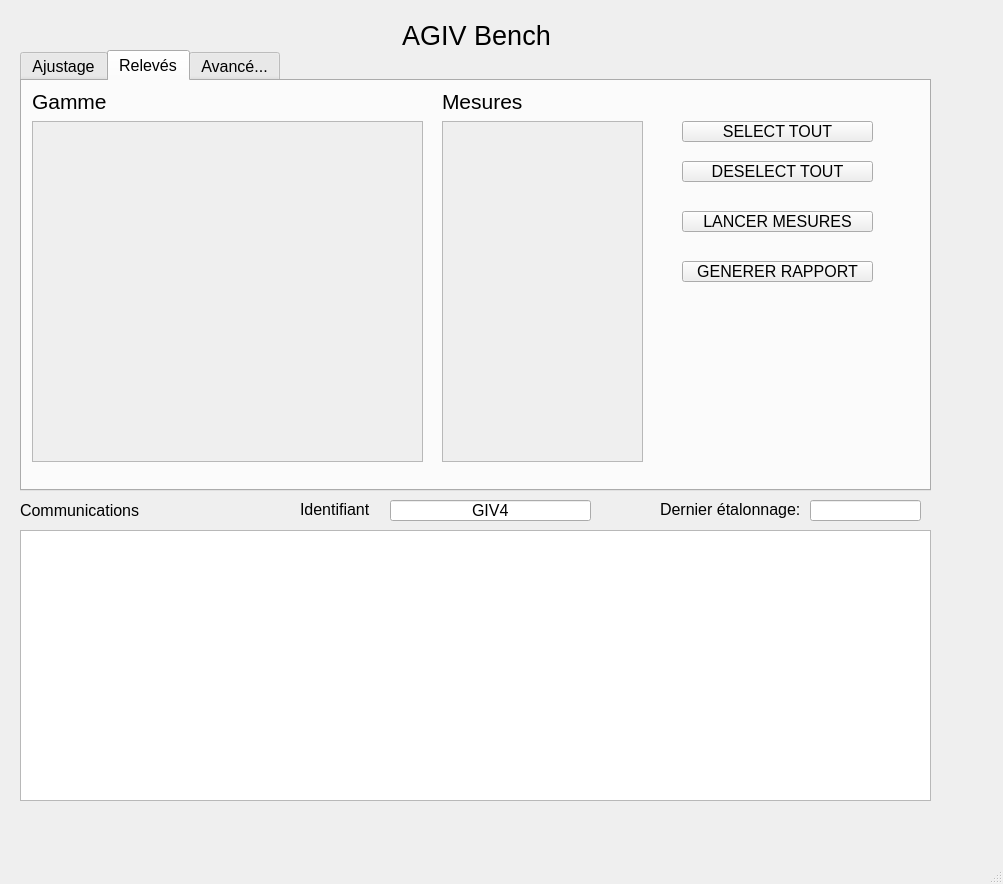
This is Agiv/MainWindow.ui in APuissance3/AGIV as Qt 5 draws it before an edit. The edited form follows.
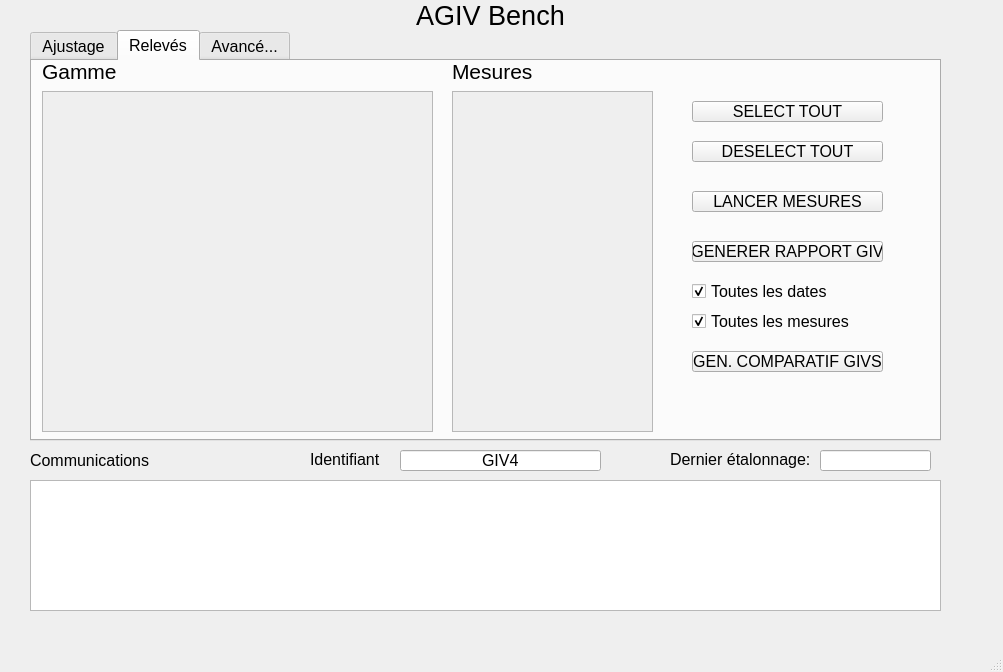
This is the edited form. The open tabs and pages were chosen to show the change.

```diff
--- a/Agiv/MainWindow.ui
+++ b/Agiv/MainWindow.ui
@@ -10,7 +10,7 @@
     <x>0</x>
     <y>0</y>
     <width>1003</width>
-    <height>884</height>
+    <height>672</height>
    </rect>
   </property>
   <property name="font">
@@ -28,10 +28,10 @@
    <widget class="QLabel" name="label_Titre">
     <property name="geometry">
      <rect>
-      <x>96</x>
-      <y>10</y>
+      <x>110</x>
+      <y>0</y>
       <width>761</width>
-      <height>51</height>
+      <height>31</height>
      </rect>
     </property>
     <property name="font">
@@ -52,10 +52,10 @@
    <widget class="QTextEdit" name="QTextConsole">
     <property name="geometry">
      <rect>
-      <x>20</x>
-      <y>530</y>
+      <x>30</x>
+      <y>480</y>
       <width>911</width>
-      <height>271</height>
+      <height>131</height>
      </rect>
     </property>
    </widget>
@@ -65,10 +65,10 @@
     </property>
     <property name="geometry">
      <rect>
-      <x>20</x>
-      <y>50</y>
+      <x>30</x>
+      <y>30</y>
       <width>911</width>
-      <height>441</height>
+      <height>411</height>
      </rect>
     </property>
     <property name="font">
@@ -229,7 +229,7 @@
       <property name="geometry">
        <rect>
         <x>10</x>
-        <y>10</y>
+        <y>0</y>
         <width>81</width>
         <height>21</height>
        </rect>
@@ -247,7 +247,7 @@
       <property name="geometry">
        <rect>
         <x>420</x>
-        <y>40</y>
+        <y>30</y>
         <width>201</width>
         <height>341</height>
        </rect>
@@ -270,7 +270,7 @@
       <property name="geometry">
        <rect>
         <x>10</x>
-        <y>40</y>
+        <y>30</y>
         <width>391</width>
         <height>341</height>
        </rect>
@@ -344,7 +344,7 @@
       <property name="geometry">
        <rect>
         <x>420</x>
-        <y>10</y>
+        <y>0</y>
         <width>81</width>
         <height>21</height>
        </rect>
@@ -374,7 +374,70 @@
        <string/>
       </property>
       <property name="text">
-       <string>GENERER RAPPORT</string>
+       <string>GENERER RAPPORT GIV</string>
+      </property>
+     </widget>
+     <widget class="QCheckBox" name="cBoxLastDate">
+      <property name="geometry">
+       <rect>
+        <x>660</x>
+        <y>220</y>
+        <width>191</width>
+        <height>21</height>
+       </rect>
+      </property>
+      <property name="toolTip">
+       <string>&lt;html&gt;&lt;head/&gt;&lt;body&gt;&lt;p&gt;Si cochée, tous les relevés connus du Giv sont présent dans le rapport, avec un onglet pour chaque date. Si décochée, on n'affichera que la dernière date de relevés.&lt;/p&gt;&lt;/body&gt;&lt;/html&gt;</string>
+      </property>
+      <property name="styleSheet">
+       <string notr="true"/>
+      </property>
+      <property name="text">
+       <string>Toutes les dates</string>
+      </property>
+      <property name="checked">
+       <bool>true</bool>
+      </property>
+     </widget>
+     <widget class="QCheckBox" name="cBoxLastSequence">
+      <property name="geometry">
+       <rect>
+        <x>660</x>
+        <y>250</y>
+        <width>191</width>
+        <height>21</height>
+       </rect>
+      </property>
+      <property name="toolTip">
+       <string>&lt;html&gt;&lt;head/&gt;&lt;body&gt;&lt;p&gt;Si cochée, toutes les mesures obtenues après un &amp;quot;Lancer mesures&amp;quot; apparaissent. Si décochée, on affiche que les dernieres mesures d'une journée.  .&lt;/p&gt;&lt;/body&gt;&lt;/html&gt;</string>
+      </property>
+      <property name="styleSheet">
+       <string notr="true"/>
+      </property>
+      <property name="text">
+       <string>Toutes les mesures</string>
+      </property>
+      <property name="checked">
+       <bool>true</bool>
+      </property>
+     </widget>
+     <widget class="QPushButton" name="pBtGenerateRepport_2">
+      <property name="geometry">
+       <rect>
+        <x>660</x>
+        <y>290</y>
+        <width>191</width>
+        <height>21</height>
+       </rect>
+      </property>
+      <property name="toolTip">
+       <string>&lt;html&gt;&lt;head/&gt;&lt;body&gt;&lt;p&gt;Générer un fichier excel des mesures les plus récentes de chaque GIV pour comparaison.&lt;/p&gt;&lt;/body&gt;&lt;/html&gt;</string>
+      </property>
+      <property name="statusTip">
+       <string/>
+      </property>
+      <property name="text">
+       <string>GEN. COMPARATIF GIVS</string>
       </property>
      </widget>
     </widget>
@@ -525,8 +588,8 @@
    <widget class="QLabel" name="lbl_Comm">
     <property name="geometry">
      <rect>
-      <x>20</x>
-      <y>500</y>
+      <x>30</x>
+      <y>450</y>
       <width>151</width>
       <height>21</height>
      </rect>
@@ -543,8 +606,8 @@
    <widget class="QLineEdit" name="lEIdentifiant">
     <property name="geometry">
      <rect>
-      <x>390</x>
-      <y>500</y>
+      <x>400</x>
+      <y>450</y>
       <width>201</width>
       <height>21</height>
      </rect>
@@ -567,8 +630,8 @@
    <widget class="QLabel" name="lbl_Identifiant">
     <property name="geometry">
      <rect>
-      <x>300</x>
-      <y>500</y>
+      <x>310</x>
+      <y>450</y>
       <width>81</width>
       <height>20</height>
      </rect>
@@ -585,8 +648,8 @@
    <widget class="QLabel" name="lbl_LastEtal">
     <property name="geometry">
      <rect>
-      <x>660</x>
-      <y>500</y>
+      <x>670</x>
+      <y>450</y>
       <width>141</width>
       <height>20</height>
      </rect>
@@ -603,8 +666,8 @@
    <widget class="QLineEdit" name="lE_DateCalib">
     <property name="geometry">
      <rect>
-      <x>810</x>
-      <y>500</y>
+      <x>820</x>
+      <y>450</y>
       <width>111</width>
       <height>21</height>
      </rect>
```
Left out of the diff: 50 changed lines with no effect on the pictures.
